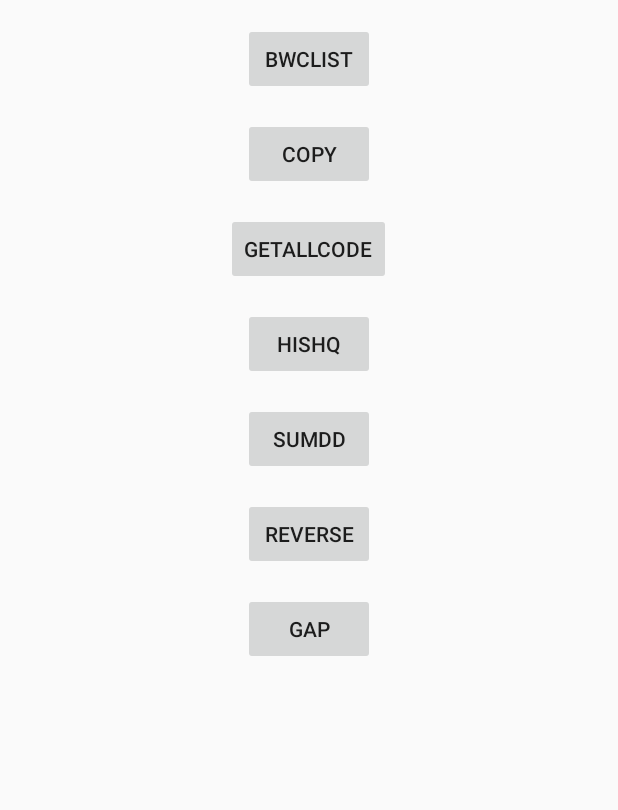
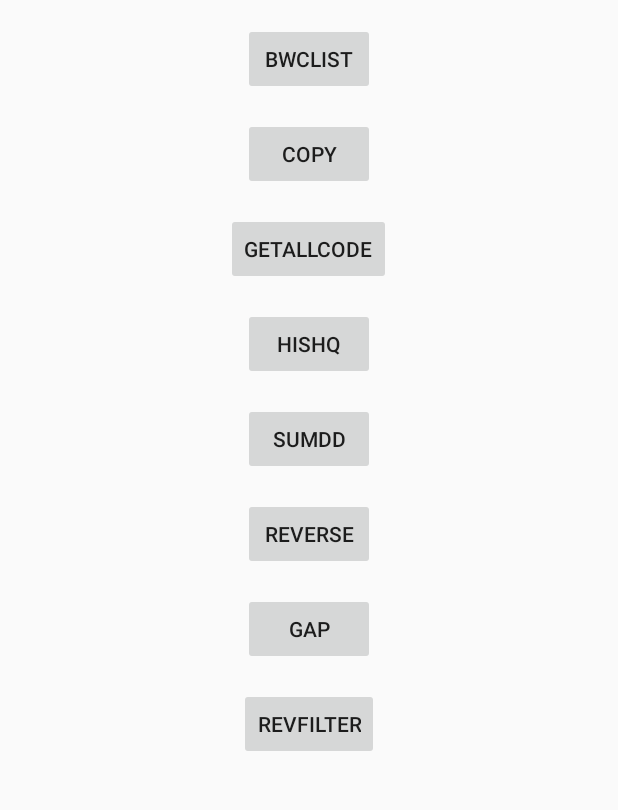
Before and after one commit to MEIGUICHAO/SharesAnalyse1, an Android app: the screen it shows after launch (NewApiActivity), on a phone screen of 412 x 824 dp, the part 84-894 px from its top. Run offline under Robolectric (Android 15) with nearby library versions, the phone set to English and light mode, and no system bars; our stand-ins replace RxJava; libraries missing offline, so code that uses them is left out: org.greenrobot.greendao; network calls fail; 17 statements that could not run were skipped.

Commit message:
rev filter

```diff
--- a/app/src/main/java/com/mgc/sharesanalyse/NewApiActivity.kt
+++ b/app/src/main/java/com/mgc/sharesanalyse/NewApiActivity.kt
@@ -136,6 +136,11 @@ class NewApiActivity : AppCompatActivity() {
         btnGapResult.setOnClickListener {
             App.getSinglePool().execute{
                 viewModel.foreachGapResult()
+            }
+        }
+        btnRevFilter.setOnClickListener {
+            App.getSinglePool().execute{
+                viewModel.filterRev()
             }
         }
 
--- a/app/src/main/res/layout/activity_new_api.xml
+++ b/app/src/main/res/layout/activity_new_api.xml
@@ -71,6 +71,12 @@
             android:layout_height="wrap_content"
             android:layout_marginTop="15dp"
             android:text="Gap" />
+        <Button
+            android:id="@+id/btnRevFilter"
+            android:layout_width="wrap_content"
+            android:layout_height="wrap_content"
+            android:layout_marginTop="15dp"
+            android:text="RevFilter" />
 
     </LinearLayout>
 
```
Also changed, not shown: app/src/main/java/com/mgc/sharesanalyse/base/Extension.kt (+23 -0 lines), app/src/main/java/com/mgc/sharesanalyse/utils/DBUtils.kt (+33 -0 lines), app/src/main/java/com/mgc/sharesanalyse/viewmodel/NewApiViewModel.kt (+11 -0 lines), 1 other file.
